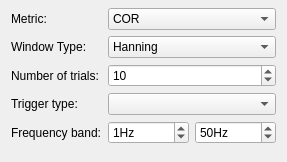
This is libraries/disp/viewers/formfiles/connectivitysettingsview.ui in mne-tools/mne-cpp as Qt 5 draws it before an edit. The edited form follows.
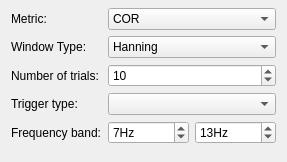
This is the edited form.

```diff
--- a/libraries/disp/viewers/formfiles/connectivitysettingsview.ui
+++ b/libraries/disp/viewers/formfiles/connectivitysettingsview.ui
@@ -28,11 +28,11 @@
   <property name="styleSheet">
    <string notr="true"/>
   </property>
-  <layout class="QGridLayout" name="gridLayout">
+  <layout class="QHBoxLayout" name="horizontalLayout">
    <property name="topMargin">
     <number>8</number>
    </property>
-   <item row="0" column="0">
+   <item>
     <layout class="QFormLayout" name="formLayout">
      <property name="topMargin">
       <number>0</number>
@@ -168,7 +168,7 @@
           <number>5000</number>
          </property>
          <property name="value">
-          <number>1</number>
+          <number>7</number>
          </property>
         </widget>
        </item>
@@ -181,7 +181,7 @@
           <number>5000</number>
          </property>
          <property name="value">
-          <number>50</number>
+          <number>13</number>
          </property>
         </widget>
        </item>
```
